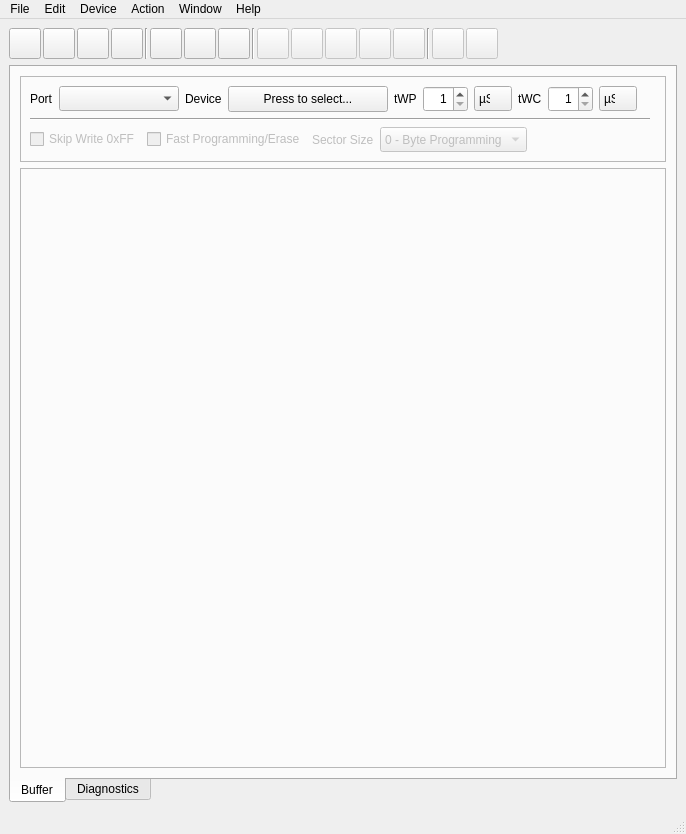
Above: software/usbflashprog/main/mainwindow.ui from robsonsmartins/usbflashprog before the change. Below: the same form after it.
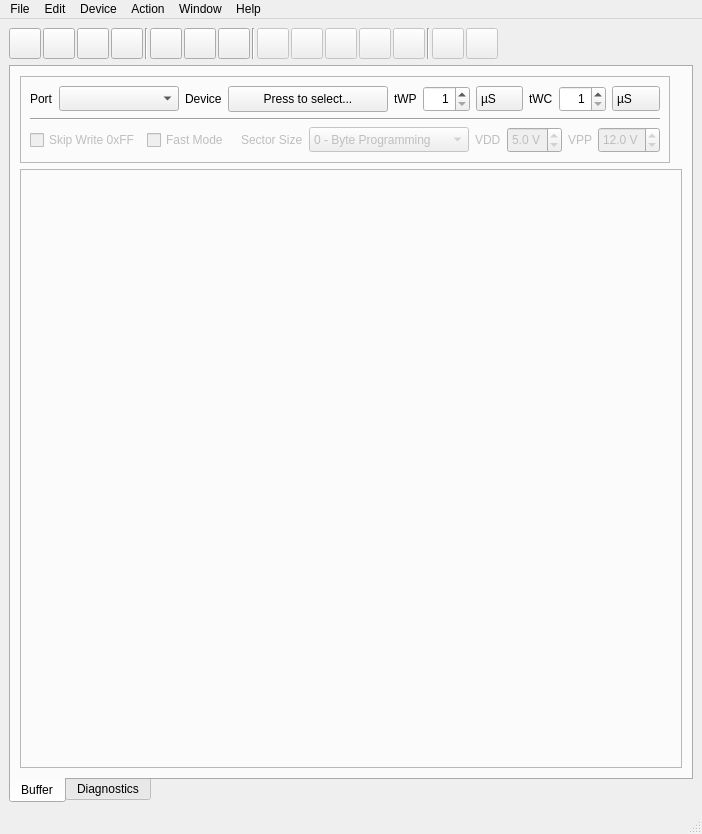
That is the form after the change. Icons and pictures are not drawn.

Patch:
```diff
--- a/software/usbflashprog/main/mainwindow.ui
+++ b/software/usbflashprog/main/mainwindow.ui
@@ -6,7 +6,7 @@
    <rect>
     <x>0</x>
     <y>0</y>
-    <width>686</width>
+    <width>702</width>
     <height>834</height>
    </rect>
   </property>
@@ -560,6 +560,12 @@
                  </item>
                  <item>
                   <widget class="QLabel" name="labelProgTWC">
+                   <property name="sizePolicy">
+                    <sizepolicy hsizetype="Fixed" vsizetype="Preferred">
+                     <horstretch>0</horstretch>
+                     <verstretch>0</verstretch>
+                    </sizepolicy>
+                   </property>
                    <property name="text">
                     <string notr="true">tWC</string>
                    </property>
@@ -625,19 +631,6 @@
                    </item>
                   </widget>
                  </item>
-                 <item>
-                  <spacer name="horizontalSpacer_7">
-                   <property name="orientation">
-                    <enum>Qt::Horizontal</enum>
-                   </property>
-                   <property name="sizeHint" stdset="0">
-                    <size>
-                     <width>40</width>
-                     <height>20</height>
-                    </size>
-                   </property>
-                  </spacer>
-                 </item>
                 </layout>
                </item>
                <item>
@@ -650,7 +643,7 @@
                  </property>
                  <property name="minimumSize">
                   <size>
-                   <width>620</width>
+                   <width>630</width>
                    <height>0</height>
                   </size>
                  </property>
@@ -683,7 +676,7 @@
                     <bool>false</bool>
                    </property>
                    <property name="text">
-                    <string>Fast Programming/Erase</string>
+                    <string>Fast Mode</string>
                    </property>
                   </widget>
                  </item>
@@ -692,6 +685,12 @@
                    <property name="enabled">
                     <bool>false</bool>
                    </property>
+                   <property name="sizePolicy">
+                    <sizepolicy hsizetype="Fixed" vsizetype="Preferred">
+                     <horstretch>0</horstretch>
+                     <verstretch>0</verstretch>
+                    </sizepolicy>
+                   </property>
                    <property name="text">
                     <string>Sector Size</string>
                    </property>
@@ -710,7 +709,7 @@
                    </property>
                    <property name="minimumSize">
                     <size>
-                     <width>120</width>
+                     <width>160</width>
                      <height>25</height>
                     </size>
                    </property>
@@ -752,17 +751,116 @@
                   </widget>
                  </item>
                  <item>
-                  <spacer name="horizontalSpacer_14">
-                   <property name="orientation">
-                    <enum>Qt::Horizontal</enum>
+                  <widget class="QLabel" name="labelProgVDD">
+                   <property name="enabled">
+                    <bool>false</bool>
                    </property>
-                   <property name="sizeHint" stdset="0">
+                   <property name="sizePolicy">
+                    <sizepolicy hsizetype="Fixed" vsizetype="Preferred">
+                     <horstretch>0</horstretch>
+                     <verstretch>0</verstretch>
+                    </sizepolicy>
+                   </property>
+                   <property name="text">
+                    <string notr="true">VDD</string>
+                   </property>
+                  </widget>
+                 </item>
+                 <item>
+                  <widget class="QDoubleSpinBox" name="spinBoxProgVDD">
+                   <property name="enabled">
+                    <bool>false</bool>
+                   </property>
+                   <property name="sizePolicy">
+                    <sizepolicy hsizetype="Fixed" vsizetype="Fixed">
+                     <horstretch>0</horstretch>
+                     <verstretch>0</verstretch>
+                    </sizepolicy>
+                   </property>
+                   <property name="minimumSize">
                     <size>
-                     <width>40</width>
-                     <height>20</height>
+                     <width>55</width>
+                     <height>26</height>
                     </size>
                    </property>
-                  </spacer>
+                   <property name="toolTip">
+                    <string>Adjust VDD [Caution!]</string>
+                   </property>
+                   <property name="suffix">
+                    <string notr="true"> V</string>
+                   </property>
+                   <property name="decimals">
+                    <number>1</number>
+                   </property>
+                   <property name="minimum">
+                    <double>2.500000000000000</double>
+                   </property>
+                   <property name="maximum">
+                    <double>6.800000000000000</double>
+                   </property>
+                   <property name="singleStep">
+                    <double>0.100000000000000</double>
+                   </property>
+                   <property name="value">
+                    <double>5.000000000000000</double>
+                   </property>
+                  </widget>
+                 </item>
+                 <item>
+                  <widget class="QLabel" name="labelProgVPP">
+                   <property name="enabled">
+                    <bool>false</bool>
+                   </property>
+                   <property name="sizePolicy">
+                    <sizepolicy hsizetype="Fixed" vsizetype="Preferred">
+                     <horstretch>0</horstretch>
+                     <verstretch>0</verstretch>
+                    </sizepolicy>
+                   </property>
+                   <property name="text">
+                    <string notr="true">VPP</string>
+                   </property>
+                  </widget>
+                 </item>
+                 <item>
+                  <widget class="QDoubleSpinBox" name="spinBoxProgVPP">
+                   <property name="enabled">
+                    <bool>false</bool>
+                   </property>
+                   <property name="sizePolicy">
+                    <sizepolicy hsizetype="Fixed" vsizetype="Fixed">
+                     <horstretch>0</horstretch>
+                     <verstretch>0</verstretch>
+                    </sizepolicy>
+                   </property>
+                   <property name="minimumSize">
+                    <size>
+                     <width>55</width>
+                     <height>26</height>
+                    </size>
+                   </property>
+                   <property name="toolTip">
+                    <string>Adjust VPP [Caution!]</string>
+                   </property>
+                   <property name="suffix">
+                    <string notr="true"> V</string>
+                   </property>
+                   <property name="decimals">
+                    <number>1</number>
+                   </property>
+                   <property name="minimum">
+                    <double>10.000000000000000</double>
+                   </property>
+                   <property name="maximum">
+                    <double>25.000000000000000</double>
+                   </property>
+                   <property name="singleStep">
+                    <double>0.100000000000000</double>
+                   </property>
+                   <property name="value">
+                    <double>12.000000000000000</double>
+                   </property>
+                  </widget>
                  </item>
                 </layout>
                </item>
@@ -771,6 +869,19 @@
             </layout>
            </widget>
           </item>
+          <item>
+           <spacer name="horizontalSpacer_7">
+            <property name="orientation">
+             <enum>Qt::Horizontal</enum>
+            </property>
+            <property name="sizeHint" stdset="0">
+             <size>
+              <width>40</width>
+              <height>20</height>
+             </size>
+            </property>
+           </spacer>
+          </item>
          </layout>
         </item>
         <item>
@@ -2925,7 +3036,7 @@
     <rect>
      <x>0</x>
      <y>0</y>
-     <width>686</width>
+     <width>702</width>
      <height>21</height>
     </rect>
    </property>
```
Left out of the diff: 18 changed lines with no effect on the pictures.
